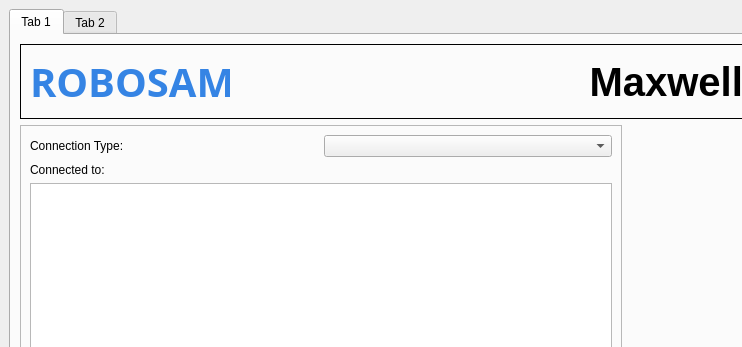
Above: Maxwell Studio/maxwellstudio.ui from robosam2003/Maxwell before the change; both pictures show x 0 to 742 and y 0 to 347 of the 1262 by 806 pixel window. Below: the same form after it.
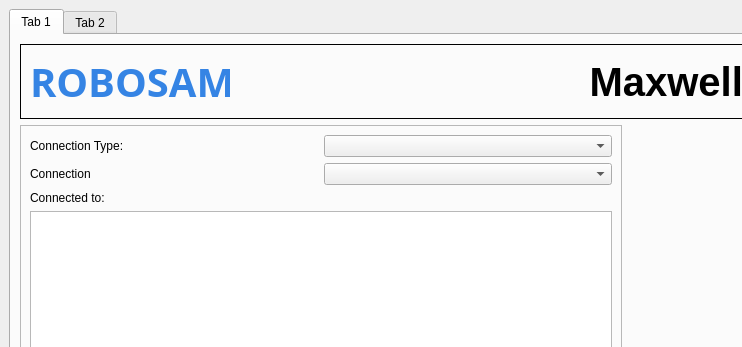
That is the form after the change. Custom widgets are drawn as their Qt base class.

```diff
--- a/Maxwell Studio/maxwellstudio.ui
+++ b/Maxwell Studio/maxwellstudio.ui
@@ -198,6 +198,16 @@
            <item row="3" column="0" colspan="2">
             <widget class="QTextBrowser" name="debugOutput"/>
            </item>
+           <item row="1" column="1">
+            <widget class="QComboBox" name="connectionCombobox"/>
+           </item>
+           <item row="1" column="0">
+            <widget class="QLabel" name="label_5">
+             <property name="text">
+              <string>Connection</string>
+             </property>
+            </widget>
+           </item>
           </layout>
          </widget>
         </item>
```
